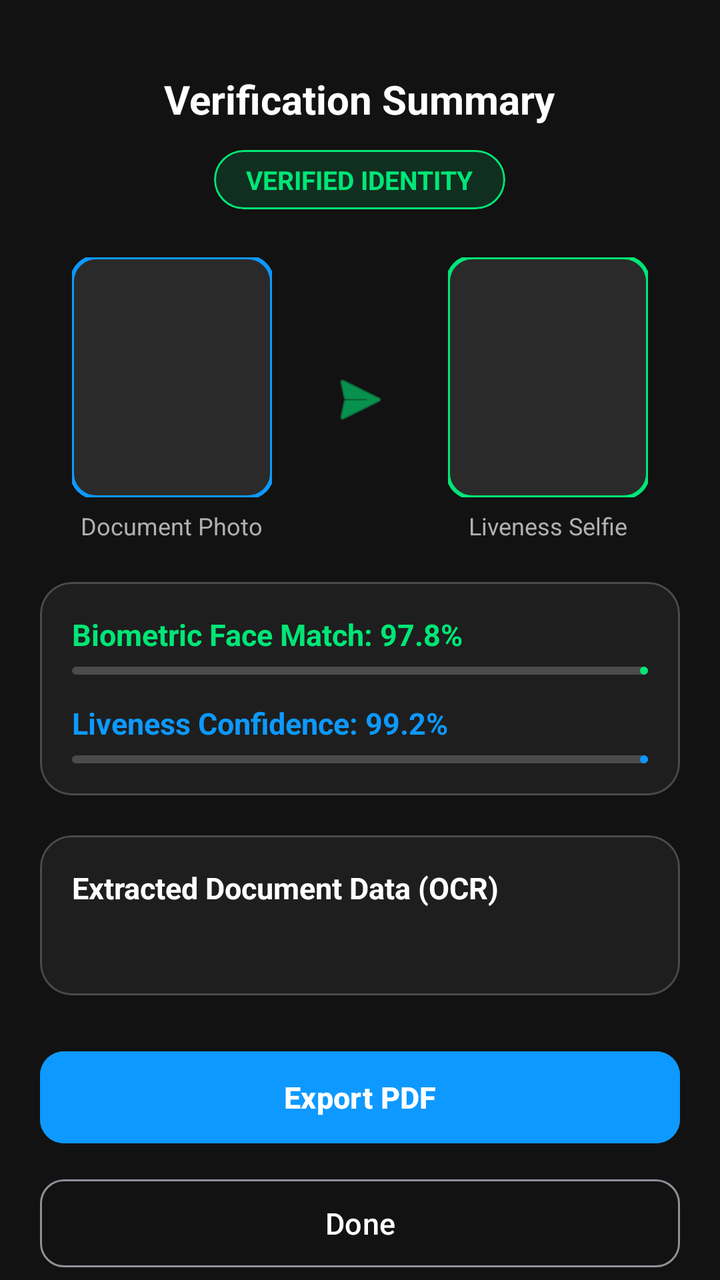
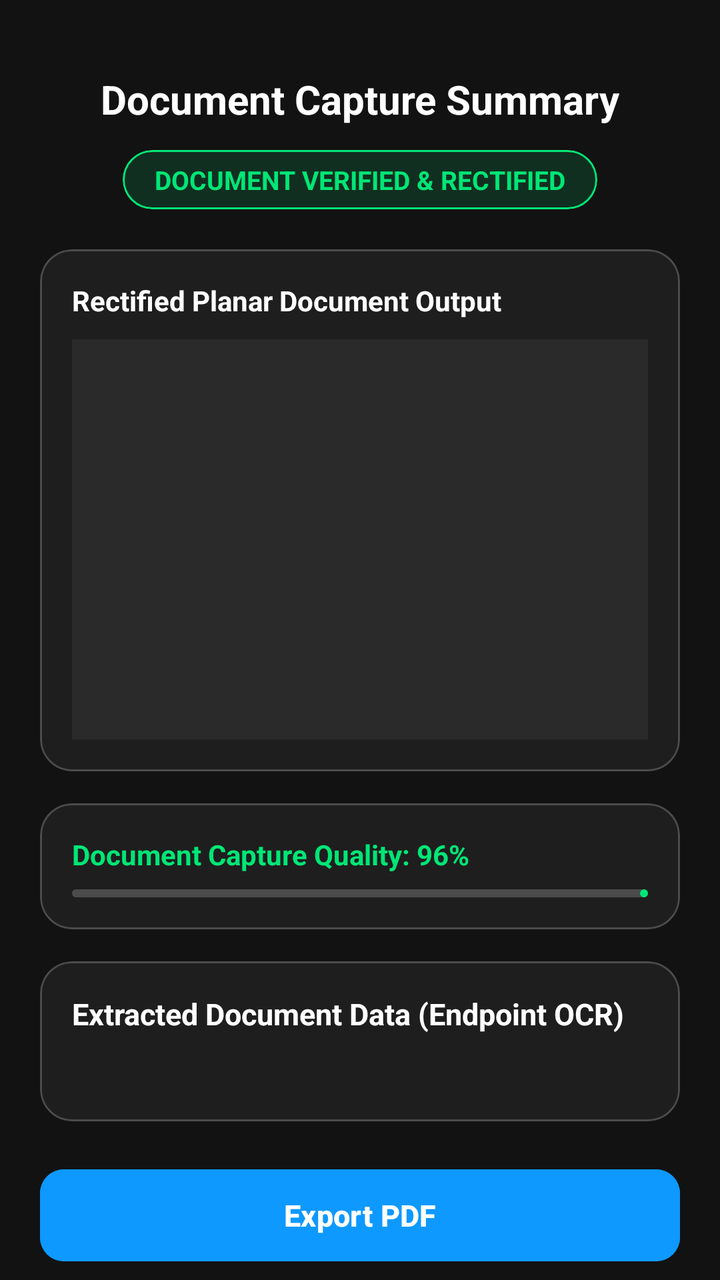

Before-and-after screenshots of an Android layout around one commit, followed by the original layout XML and the change that was made.
<!-- AndroidManifest.xml: activity theme Theme.DocumentCapture -->
<!-- res/layout/activity_verification_result.xml -->
<?xml version="1.0" encoding="utf-8"?>
<androidx.coordinatorlayout.widget.CoordinatorLayout xmlns:android="http://schemas.android.com/apk/res/android"
    xmlns:app="http://schemas.android.com/apk/res-auto"
    android:layout_width="match_parent"
    android:layout_height="match_parent"
    android:background="@color/sdk_background_dark">

    <androidx.core.widget.NestedScrollView
        android:layout_width="match_parent"
        android:layout_height="match_parent"
        android:fillViewport="true">

        <LinearLayout
            android:layout_width="match_parent"
            android:layout_height="wrap_content"
            android:orientation="vertical"
            android:paddingHorizontal="20dp"
            android:paddingTop="36dp"
            android:paddingBottom="36dp">

            
            <TextView
                android:layout_width="wrap_content"
                android:layout_height="wrap_content"
                android:layout_gravity="center_horizontal"
                android:text="@string/sdk_result_title"
                android:textColor="@color/sdk_text_primary"
                android:textSize="20sp"
                android:textStyle="bold" />

            <com.google.android.material.card.MaterialCardView
                android:id="@+id/cardStatusBadge"
                android:layout_width="wrap_content"
                android:layout_height="wrap_content"
                android:layout_gravity="center_horizontal"
                android:layout_marginTop="12dp"
                app:cardBackgroundColor="#2200E676"
                app:cardCornerRadius="16dp"
                app:strokeColor="@color/sdk_accent"
                app:strokeWidth="1dp">

                <TextView
                    android:id="@+id/tvStatusBadge"
                    android:layout_width="wrap_content"
                    android:layout_height="wrap_content"
                    android:paddingHorizontal="16dp"
                    android:paddingVertical="6dp"
                    android:text="@string/sdk_result_verified"
                    android:textColor="@color/sdk_accent"
                    android:textSize="13sp"
                    android:textStyle="bold" />
            </com.google.android.material.card.MaterialCardView>

            
            <LinearLayout
                android:layout_width="match_parent"
                android:layout_height="wrap_content"
                android:layout_marginTop="24dp"
                android:gravity="center"
                android:orientation="horizontal">

                <LinearLayout
                    android:layout_width="0dp"
                    android:layout_height="wrap_content"
                    android:layout_weight="1"
                    android:gravity="center"
                    android:orientation="vertical">

                    <com.google.android.material.imageview.ShapeableImageView
                        android:id="@+id/ivDocFace"
                        android:layout_width="100dp"
                        android:layout_height="120dp"
                        android:background="@color/sdk_surface_card"
                        android:scaleType="centerCrop"
                        app:shapeAppearanceOverlay="@style/ShapeAppearance.Material3.Corner.Medium"
                        app:strokeColor="@color/sdk_primary"
                        app:strokeWidth="2dp" />

                    <TextView
                        android:layout_width="wrap_content"
                        android:layout_height="wrap_content"
                        android:layout_marginTop="6dp"
                        android:text="Document Photo"
                        android:textColor="@color/sdk_text_secondary"
                        android:textSize="12sp" />
                </LinearLayout>

                <ImageView
                    android:layout_width="32dp"
                    android:layout_height="32dp"
                    android:layout_marginHorizontal="12dp"
                    android:src="@android:drawable/ic_menu_send"
                    app:tint="@color/sdk_accent" />

                <LinearLayout
                    android:layout_width="0dp"
                    android:layout_height="wrap_content"
                    android:layout_weight="1"
                    android:gravity="center"
                    android:orientation="vertical">

                    <com.google.android.material.imageview.ShapeableImageView
                        android:id="@+id/ivSelfieFace"
                        android:layout_width="100dp"
                        android:layout_height="120dp"
                        android:background="@color/sdk_surface_card"
                        android:scaleType="centerCrop"
                        app:shapeAppearanceOverlay="@style/ShapeAppearance.Material3.Corner.Medium"
                        app:strokeColor="@color/sdk_accent"
                        app:strokeWidth="2dp" />

                    <TextView
                        android:layout_width="wrap_content"
                        android:layout_height="wrap_content"
                        android:layout_marginTop="6dp"
                        android:text="Liveness Selfie"
                        android:textColor="@color/sdk_text_secondary"
                        android:textSize="12sp" />
                </LinearLayout>
            </LinearLayout>

            
            <com.google.android.material.card.MaterialCardView
                android:layout_width="match_parent"
                android:layout_height="wrap_content"
                android:layout_marginTop="20dp"
                app:cardBackgroundColor="@color/sdk_surface_dark"
                app:cardCornerRadius="16dp"
                app:strokeColor="#33FFFFFF"
                app:strokeWidth="1dp">

                <LinearLayout
                    android:layout_width="match_parent"
                    android:layout_height="wrap_content"
                    android:orientation="vertical"
                    android:padding="16dp">

                    <TextView
                        android:id="@+id/tvFaceMatchScore"
                        android:layout_width="wrap_content"
                        android:layout_height="wrap_content"
                        android:text="Biometric Face Match: 97.8%"
                        android:textColor="@color/sdk_accent"
                        android:textSize="15sp"
                        android:textStyle="bold" />

                    <com.google.android.material.progressindicator.LinearProgressIndicator
                        android:id="@+id/progressFaceMatch"
                        android:layout_width="match_parent"
                        android:layout_height="8dp"
                        android:layout_marginTop="6dp"
                        android:progress="98"
                        app:indicatorColor="@color/sdk_accent"
                        app:trackColor="#33FFFFFF"
                        app:trackCornerRadius="4dp" />

                    <TextView
                        android:id="@+id/tvLivenessScore"
                        android:layout_width="wrap_content"
                        android:layout_height="wrap_content"
                        android:layout_marginTop="14dp"
                        android:text="Liveness Confidence: 99.2%"
                        android:textColor="@color/sdk_primary"
                        android:textSize="15sp"
                        android:textStyle="bold" />

                    <com.google.android.material.progressindicator.LinearProgressIndicator
                        android:id="@+id/progressLiveness"
                        android:layout_width="match_parent"
                        android:layout_height="8dp"
                        android:layout_marginTop="6dp"
                        android:progress="99"
                        app:indicatorColor="@color/sdk_primary"
                        app:trackColor="#33FFFFFF"
                        app:trackCornerRadius="4dp" />
                </LinearLayout>
            </com.google.android.material.card.MaterialCardView>

            
            <com.google.android.material.card.MaterialCardView
                android:layout_width="match_parent"
                android:layout_height="wrap_content"
                android:layout_marginTop="20dp"
                app:cardBackgroundColor="@color/sdk_surface_dark"
                app:cardCornerRadius="16dp"
                app:strokeColor="#33FFFFFF"
                app:strokeWidth="1dp">

                <LinearLayout
                    android:layout_width="match_parent"
                    android:layout_height="wrap_content"
                    android:orientation="vertical"
                    android:padding="16dp">

                    <TextView
                        android:layout_width="wrap_content"
                        android:layout_height="wrap_content"
                        android:text="Extracted Document Data (OCR)"
                        android:textColor="@color/sdk_text_primary"
                        android:textSize="15sp"
                        android:textStyle="bold" />

                    <TextView
                        android:id="@+id/tvExtractedFields"
                        android:layout_width="match_parent"
                        android:layout_height="wrap_content"
                        android:layout_marginTop="10dp"
                        android:lineSpacingExtra="4dp"
                        android:textColor="@color/sdk_text_primary"
                        android:textSize="13sp" />
                </LinearLayout>
            </com.google.android.material.card.MaterialCardView>

            
            <com.google.android.material.button.MaterialButton
                android:id="@+id/btnExportPdf"
                android:layout_width="match_parent"
                android:layout_height="54dp"
                android:layout_marginTop="24dp"
                android:backgroundTint="@color/sdk_primary"
                android:text="@string/sdk_btn_export_pdf"
                android:textColor="@android:color/white"
                android:textSize="15sp"
                android:textStyle="bold"
                app:cornerRadius="12dp" />

            <com.google.android.material.button.MaterialButton
                android:id="@+id/btnDone"
                style="@style/Widget.Material3.Button.OutlinedButton"
                android:layout_width="match_parent"
                android:layout_height="52dp"
                android:layout_marginTop="10dp"
                android:text="Done"
                android:textColor="@color/sdk_text_primary"
                android:textSize="15sp"
                app:cornerRadius="12dp" />

        </LinearLayout>
    </androidx.core.widget.NestedScrollView>

</androidx.coordinatorlayout.widget.CoordinatorLayout>
<!-- resources referenced by this layout -->
<resources>
  <color name="sdk_accent">#00E676</color>
  <color name="sdk_background_dark">#121212</color>
  <color name="sdk_primary">#0D99FF</color>
  <color name="sdk_surface_card">#2A2A2A</color>
  <color name="sdk_surface_dark">#1E1E1E</color>
  <color name="sdk_text_primary">#FFFFFF</color>
  <color name="sdk_text_secondary">#B0B0B0</color>
  <string name="sdk_btn_export_pdf">Export PDF</string>
  <string name="sdk_result_title">Verification Summary</string>
  <string name="sdk_result_verified">VERIFIED IDENTITY</string>
  <style name="Theme.DocumentCapture" parent="Theme.Material3.Dark.NoActionBar">
          <item name="colorPrimary">@color/sdk_primary</item>
          <item name="colorSecondary">@color/sdk_accent</item>
          <item name="android:statusBarColor">@color/sdk_background_dark</item>
          <item name="android:navigationBarColor">@color/sdk_background_dark</item>
          <item name="android:windowBackground">@color/sdk_background_dark</item>
      </style>
</resources>

<!-- the commit's change to res/layout/activity_verification_result.xml (unified diff, before → after) -->
@@ -23,7 +23,7 @@
                 android:layout_width="wrap_content"
                 android:layout_height="wrap_content"
                 android:layout_gravity="center_horizontal"
-                android:text="@string/sdk_result_title"
+                android:text="Document Capture Summary"
                 android:textColor="@color/sdk_text_primary"
                 android:textSize="20sp"
                 android:textStyle="bold" />
@@ -45,135 +45,10 @@
                     android:layout_height="wrap_content"
                     android:paddingHorizontal="16dp"
                     android:paddingVertical="6dp"
-                    android:text="@string/sdk_result_verified"
+                    android:text="DOCUMENT VERIFIED &amp; RECTIFIED"
                     android:textColor="@color/sdk_accent"
                     android:textSize="13sp"
                     android:textStyle="bold" />
-            </com.google.android.material.card.MaterialCardView>
-
-            
-            <LinearLayout
-                android:layout_width="match_parent"
-                android:layout_height="wrap_content"
-                android:layout_marginTop="24dp"
-                android:gravity="center"
-                android:orientation="horizontal">
-
-                <LinearLayout
-                    android:layout_width="0dp"
-                    android:layout_height="wrap_content"
-                    android:layout_weight="1"
-                    android:gravity="center"
-                    android:orientation="vertical">
-
-                    <com.google.android.material.imageview.ShapeableImageView
-                        android:id="@+id/ivDocFace"
-                        android:layout_width="100dp"
-                        android:layout_height="120dp"
-                        android:background="@color/sdk_surface_card"
-                        android:scaleType="centerCrop"
-                        app:shapeAppearanceOverlay="@style/ShapeAppearance.Material3.Corner.Medium"
-                        app:strokeColor="@color/sdk_primary"
-                        app:strokeWidth="2dp" />
-
-                    <TextView
-                        android:layout_width="wrap_content"
-                        android:layout_height="wrap_content"
-                        android:layout_marginTop="6dp"
-                        android:text="Document Photo"
-                        android:textColor="@color/sdk_text_secondary"
-                        android:textSize="12sp" />
-                </LinearLayout>
-
-                <ImageView
-                    android:layout_width="32dp"
-                    android:layout_height="32dp"
-                    android:layout_marginHorizontal="12dp"
-                    android:src="@android:drawable/ic_menu_send"
-                    app:tint="@color/sdk_accent" />
-
-                <LinearLayout
-                    android:layout_width="0dp"
-                    android:layout_height="wrap_content"
-                    android:layout_weight="1"
-                    android:gravity="center"
-                    android:orientation="vertical">
-
-                    <com.google.android.material.imageview.ShapeableImageView
-                        android:id="@+id/ivSelfieFace"
-                        android:layout_width="100dp"
-                        android:layout_height="120dp"
-                        android:background="@color/sdk_surface_card"
-                        android:scaleType="centerCrop"
-                        app:shapeAppearanceOverlay="@style/ShapeAppearance.Material3.Corner.Medium"
-                        app:strokeColor="@color/sdk_accent"
-                        app:strokeWidth="2dp" />
-
-                    <TextView
-                        android:layout_width="wrap_content"
-                        android:layout_height="wrap_content"
-                        android:layout_marginTop="6dp"
-                        android:text="Liveness Selfie"
-                        android:textColor="@color/sdk_text_secondary"
-                        android:textSize="12sp" />
-                </LinearLayout>
-            </LinearLayout>
-
-            
-            <com.google.android.material.card.MaterialCardView
-                android:layout_width="match_parent"
-                android:layout_height="wrap_content"
-                android:layout_marginTop="20dp"
-                app:cardBackgroundColor="@color/sdk_surface_dark"
-                app:cardCornerRadius="16dp"
-                app:strokeColor="#33FFFFFF"
-                app:strokeWidth="1dp">
-
-                <LinearLayout
-                    android:layout_width="match_parent"
-                    android:layout_height="wrap_content"
-                    android:orientation="vertical"
-                    android:padding="16dp">
-
-                    <TextView
-                        android:id="@+id/tvFaceMatchScore"
-                        android:layout_width="wrap_content"
-                        android:layout_height="wrap_content"
-                        android:text="Biometric Face Match: 97.8%"
-                        android:textColor="@color/sdk_accent"
-                        android:textSize="15sp"
-                        android:textStyle="bold" />
-
-                    <com.google.android.material.progressindicator.LinearProgressIndicator
-                        android:id="@+id/progressFaceMatch"
-                        android:layout_width="match_parent"
-                        android:layout_height="8dp"
-                        android:layout_marginTop="6dp"
-                        android:progress="98"
-                        app:indicatorColor="@color/sdk_accent"
-                        app:trackColor="#33FFFFFF"
-                        app:trackCornerRadius="4dp" />
-
-                    <TextView
-                        android:id="@+id/tvLivenessScore"
-                        android:layout_width="wrap_content"
-                        android:layout_height="wrap_content"
-                        android:layout_marginTop="14dp"
-                        android:text="Liveness Confidence: 99.2%"
-                        android:textColor="@color/sdk_primary"
-                        android:textSize="15sp"
-                        android:textStyle="bold" />
-
-                    <com.google.android.material.progressindicator.LinearProgressIndicator
-                        android:id="@+id/progressLiveness"
-                        android:layout_width="match_parent"
-                        android:layout_height="8dp"
-                        android:layout_marginTop="6dp"
-                        android:progress="99"
-                        app:indicatorColor="@color/sdk_primary"
-                        app:trackColor="#33FFFFFF"
-                        app:trackCornerRadius="4dp" />
-                </LinearLayout>
             </com.google.android.material.card.MaterialCardView>
 
             
@@ -195,7 +70,88 @@
                     <TextView
                         android:layout_width="wrap_content"
                         android:layout_height="wrap_content"
-                        android:text="Extracted Document Data (OCR)"
+                        android:text="Rectified Planar Document Output"
+                        android:textColor="@color/sdk_text_primary"
+                        android:textSize="14sp"
+                        android:textStyle="bold" />
+
+                    <ImageView
+                        android:id="@+id/ivDocFront"
+                        android:layout_width="match_parent"
+                        android:layout_height="200dp"
+                        android:layout_marginTop="10dp"
+                        android:background="@color/sdk_surface_card"
+                        android:scaleType="fitCenter" />
+
+                    <ImageView
+                        android:id="@+id/ivDocBack"
+                        android:layout_width="match_parent"
+                        android:layout_height="200dp"
+                        android:layout_marginTop="10dp"
+                        android:background="@color/sdk_surface_card"
+                        android:scaleType="fitCenter"
+                        android:visibility="gone" />
+                </LinearLayout>
+            </com.google.android.material.card.MaterialCardView>
+
+            
+            <com.google.android.material.card.MaterialCardView
+                android:layout_width="match_parent"
+                android:layout_height="wrap_content"
+                android:layout_marginTop="16dp"
+                app:cardBackgroundColor="@color/sdk_surface_dark"
+                app:cardCornerRadius="16dp"
+                app:strokeColor="#33FFFFFF"
+                app:strokeWidth="1dp">
+
+                <LinearLayout
+                    android:layout_width="match_parent"
+                    android:layout_height="wrap_content"
+                    android:orientation="vertical"
+                    android:padding="16dp">
+
+                    <TextView
+                        android:id="@+id/tvQualityScore"
+                        android:layout_width="wrap_content"
+                        android:layout_height="wrap_content"
+                        android:text="Document Capture Quality: 96%"
+                        android:textColor="@color/sdk_accent"
+                        android:textSize="14sp"
+                        android:textStyle="bold" />
+
+                    <com.google.android.material.progressindicator.LinearProgressIndicator
+                        android:id="@+id/progressQuality"
+                        android:layout_width="match_parent"
+                        android:layout_height="8dp"
+                        android:layout_marginTop="8dp"
+                        android:progress="96"
+                        app:indicatorColor="@color/sdk_accent"
+                        app:trackColor="#33FFFFFF"
+                        app:trackCornerRadius="4dp" />
+                </LinearLayout>
+            </com.google.android.material.card.MaterialCardView>
+
+            
+            <com.google.android.material.card.MaterialCardView
+                android:layout_width="match_parent"
+                android:layout_height="wrap_content"
+                android:layout_marginTop="16dp"
+                app:cardBackgroundColor="@color/sdk_surface_dark"
+                app:cardCornerRadius="16dp"
+                app:strokeColor="#33FFFFFF"
+                app:strokeWidth="1dp">
+
+                <LinearLayout
+                    android:layout_width="match_parent"
+                    android:layout_height="wrap_content"
+                    android:orientation="vertical"
+                    android:padding="16dp">
+
+                    <TextView
+                        android:id="@+id/tvDocumentTypeHeader"
+                        android:layout_width="wrap_content"
+                        android:layout_height="wrap_content"
+                        android:text="Extracted Document Data (Endpoint OCR)"
                         android:textColor="@color/sdk_text_primary"
                         android:textSize="15sp"
                         android:textStyle="bold" />
@@ -216,7 +172,7 @@
                 android:id="@+id/btnExportPdf"
                 android:layout_width="match_parent"
                 android:layout_height="54dp"
-                android:layout_marginTop="24dp"
+                android:layout_marginTop="20dp"
                 android:backgroundTint="@color/sdk_primary"
                 android:text="@string/sdk_btn_export_pdf"
                 android:textColor="@android:color/white"
<!-- resource entries referenced after the edit -->
@@ -6,10 +6,7 @@
   <color name="sdk_surface_card">#2A2A2A</color>
   <color name="sdk_surface_dark">#1E1E1E</color>
   <color name="sdk_text_primary">#FFFFFF</color>
-  <color name="sdk_text_secondary">#B0B0B0</color>
   <string name="sdk_btn_export_pdf">Export PDF</string>
-  <string name="sdk_result_title">Verification Summary</string>
-  <string name="sdk_result_verified">VERIFIED IDENTITY</string>
   <style name="Theme.DocumentCapture" parent="Theme.Material3.Dark.NoActionBar">
           <item name="colorPrimary">@color/sdk_primary</item>
           <item name="colorSecondary">@color/sdk_accent</item>
